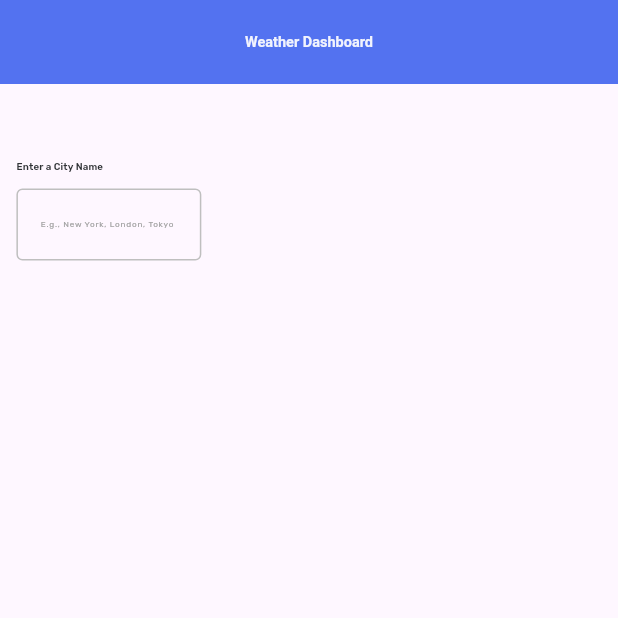
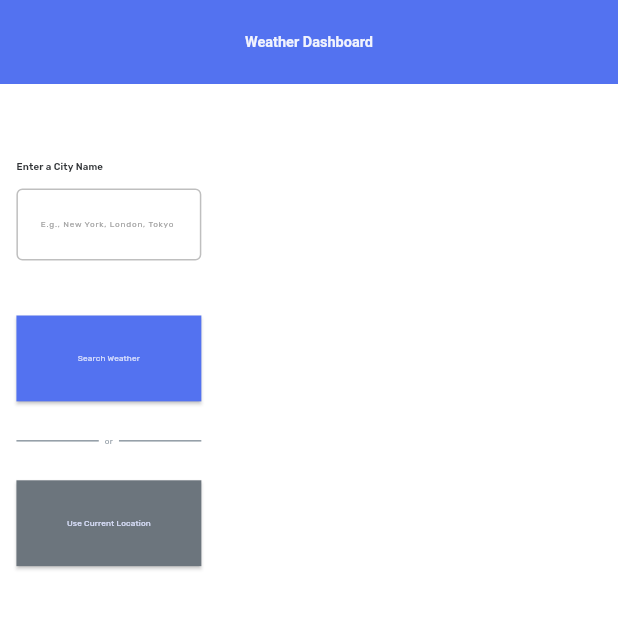
Before and after one commit to lehuynhphat2808/g-weather-forecast, a Flutter app: the screen it shows after launch, on a phone screen of 412 x 824 dp, the top half of it. Run offline on Flutter 3.47's test engine with Material 3 defaults, Android fonts, the phone set to English and light mode, and no system bars; our stand-ins replace flutter_screenutil; generated files the repository leaves out were written again.

Commit message:
feat: search form

```diff
--- a/lib/l10n/app_en.arb
+++ b/lib/l10n/app_en.arb
@@ -1,5 +1,8 @@
 {
-  "home_app_bar_tittle": "Weather Dashboard",
-  "search_weather_title": "Enter a City Name",
-  "search_weather_hint_text": "E.g., New York, London, Tokyo"
+  "dashboard_app_bar_tittle": "Weather Dashboard",
+  "search_weather_form_title": "Enter a City Name",
+  "search_weather_form_hint_text": "E.g., New York, London, Tokyo",
+  "search_weather_form_button_search_text": "Search Weather",
+  "search_weather_form_or": "or",
+  "search_weather_form_button_use_current_location_text": "Use Current Location"
 }
--- a/lib/ui/dashboard/page/dashboard.page.dart
+++ b/lib/ui/dashboard/page/dashboard.page.dart
@@ -9,8 +9,11 @@ class DashBoardPage extends StatelessWidget {
   @override
   Widget build(BuildContext context) {
     return Scaffold(
-      appBar: AppBar(title: Text(AppLocalizations.of(context)?.home_app_bar_tittle ?? '')),
-      body: Padding(padding: EdgeInsets.only(top: 44.h, left: 34.w, right: 34.w), child: SearchForm()),
+      appBar: AppBar(title: Text(AppLocalizations.of(context)?.dashboard_app_bar_tittle ?? '')),
+      body: Padding(
+        padding: EdgeInsets.only(top: 44.h, left: 34.w, right: 34.w),
+        child: Row(children: [SizedBox(width: 383.w, child: SearchForm()), SizedBox()]),
+      ),
     );
   }
 }
--- a/lib/ui/dashboard/widget/search_form.dart
+++ b/lib/ui/dashboard/widget/search_form.dart
@@ -1,6 +1,7 @@
 import 'package:flutter/material.dart';
 import 'package:flutter_gen/gen_l10n/app_localizations.dart';
 import 'package:flutter_screenutil/flutter_screenutil.dart';
+import 'package:g_weather_forecast/ui/widget/basic_button.dart';
 import 'package:g_weather_forecast/ui/widget/input_text_form_field.dart';
 
 class SearchForm extends StatelessWidget {
@@ -14,10 +15,36 @@ class SearchForm extends StatelessWidget {
       mainAxisSize: MainAxisSize.min,
       crossAxisAlignment: CrossAxisAlignment.start,
       children: [
-        Text(AppLocalizations.of(context)?.search_weather_title ?? '', style: Theme.of(context).textTheme.titleSmall),
+        Text(
+          AppLocalizations.of(context)?.search_weather_form_title ?? '',
+          style: Theme.of(context).textTheme.titleSmall,
+        ),
         SizedBox(height: 9.h),
         InputTextFormField(controller: _searchController),
         SizedBox(height: 22.h),
+        BasicButton(
+          text: AppLocalizations.of(context)?.search_weather_form_button_search_text ?? '',
+          backgroundColor: Theme.of(context).colorScheme.primary,
+        ),
+        SizedBox(height: 16.h),
+        Row(
+          children: [
+            Expanded(child: Divider()),
+            Padding(
+              padding: EdgeInsets.symmetric(horizontal: 12.w),
+              child: Text(
+                AppLocalizations.of(context)?.search_weather_form_or ?? '',
+                style: Theme.of(context).textTheme.bodyMedium?.copyWith(color: Theme.of(context).dividerColor),
+              ),
+            ),
+            Expanded(child: Divider()),
+          ],
+        ),
+        SizedBox(height: 16.h),
+        BasicButton(
+          text: AppLocalizations.of(context)?.search_weather_form_button_use_current_location_text ?? '',
+          backgroundColor: Theme.of(context).colorScheme.secondary,
+        ),
       ],
     );
   }
--- a/lib/ui/theme/app.colors.dart
+++ b/lib/ui/theme/app.colors.dart
@@ -3,10 +3,14 @@ import 'package:flutter/material.dart';
 abstract class AppColors {
   // Light
   static const Color appBarTittle = Color(0xffF1F3FD);
-  static const Color appBarBackground = Color(0xff5372F0);
+  static const Color primaryColor = Color(0xff5372F0);
+  static const Color secondaryColor = Color(0xff6C757D);
   static const Color titleSmall = Color(0xff2E3134);
   static const Color textFieldFocusBorderColor = Color(0xff575757);
   static const Color textFieldBorderColor = Color(0xffBFBFBF);
   static const Color hintText = Color(0xffA0A0A0);
   static const Color inputText = Color(0xff2E3134);
+  static const Color buttonText = Color(0xffDBE1FC);
+  static const Color bodyMedium = Color(0xffDBE1FC);
+  static const Color divider = Color(0xff8F9AA3);
 }
--- a/lib/ui/theme/app.text_styles.dart
+++ b/lib/ui/theme/app.text_styles.dart
@@ -11,4 +11,6 @@ class AppTextStyles {
   static TextStyle titleSmall = TextStyle(fontWeight: FontWeight.w600, color: AppColors.titleSmall, fontSize: 20.sp);
   static TextStyle hintText = TextStyle(fontWeight: FontWeight.w400, color: AppColors.hintText, fontSize: 17.sp);
   static TextStyle inputText = TextStyle(fontWeight: FontWeight.w400, color: AppColors.inputText, fontSize: 17.sp);
+  static TextStyle buttonText = TextStyle(fontWeight: FontWeight.w400, color: AppColors.buttonText, fontSize: 17.sp);
+  static TextStyle bodyMedium = TextStyle(fontWeight: FontWeight.w400, color: AppColors.titleSmall, fontSize: 17.sp);
 }
--- a/lib/ui/theme/app.themes.dart
+++ b/lib/ui/theme/app.themes.dart
@@ -8,17 +8,20 @@ abstract class AppThemes {
   // Light Theme
   static ThemeData lightMode = ThemeData(
     appBarTheme: AppBarTheme(
-      backgroundColor: AppColors.appBarBackground,
+      backgroundColor: AppColors.primaryColor,
       centerTitle: true,
       titleTextStyle: AppTextStyles.appBarTittle,
       titleSpacing: 24.h,
     ),
     fontFamily: FontFamily.rubik,
-    textTheme: TextTheme(titleSmall: AppTextStyles.titleSmall),
+    textTheme: TextTheme(titleSmall: AppTextStyles.titleSmall, bodyMedium: AppTextStyles.bodyMedium),
     inputDecorationTheme: InputDecorationTheme(
       focusedBorder: OutlineInputBorder(borderSide: BorderSide(color: AppColors.textFieldFocusBorderColor, width: 2.0)),
       enabledBorder: OutlineInputBorder(borderSide: BorderSide(color: AppColors.textFieldBorderColor, width: 1.0)),
       hintStyle: AppTextStyles.hintText,
     ),
+    colorScheme: ColorScheme.light(primary: AppColors.primaryColor, secondary: AppColors.secondaryColor),
+    dividerColor: AppColors.divider,
+    dividerTheme: DividerThemeData(color: AppColors.divider),
   );
 }
--- /dev/null
+++ b/lib/ui/widget/basic_button.dart
@@ -0,0 +1,24 @@
+import 'package:flutter/material.dart';
+import 'package:flutter_screenutil/flutter_screenutil.dart';
+import 'package:g_weather_forecast/ui/theme/app.text_styles.dart';
+
+class BasicButton extends StatelessWidget {
+  final String text;
+  final Color backgroundColor;
+
+  const BasicButton({super.key, required this.text, required this.backgroundColor});
+
+  @override
+  Widget build(BuildContext context) {
+    return ElevatedButton(
+      onPressed: () {},
+
+      style: ElevatedButton.styleFrom(
+        backgroundColor: backgroundColor,
+        shape: RoundedRectangleBorder(),
+        minimumSize: Size.fromHeight(50.h),
+      ),
+      child: Text(text, style: AppTextStyles.buttonText),
+    );
+  }
+}
--- a/lib/ui/widget/input_text_form_field.dart
+++ b/lib/ui/widget/input_text_form_field.dart
@@ -11,12 +11,11 @@ class InputTextFormField extends StatelessWidget {
   @override
   Widget build(BuildContext context) {
     return SizedBox(
-      width: 383.w,
       height: 52.h,
       child: TextField(
         controller: controller,
         style: AppTextStyles.inputText,
-        decoration: InputDecoration(hintText: AppLocalizations.of(context)?.search_weather_hint_text ?? ''),
+        decoration: InputDecoration(hintText: AppLocalizations.of(context)?.search_weather_form_hint_text ?? ''),
       ),
     );
   }
```
